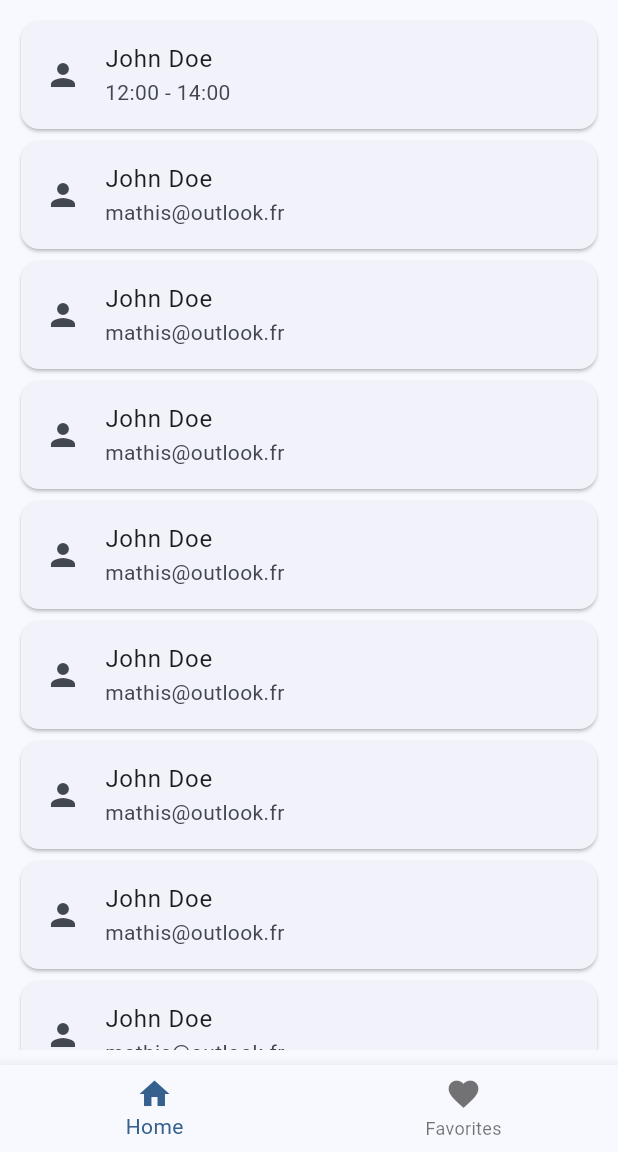
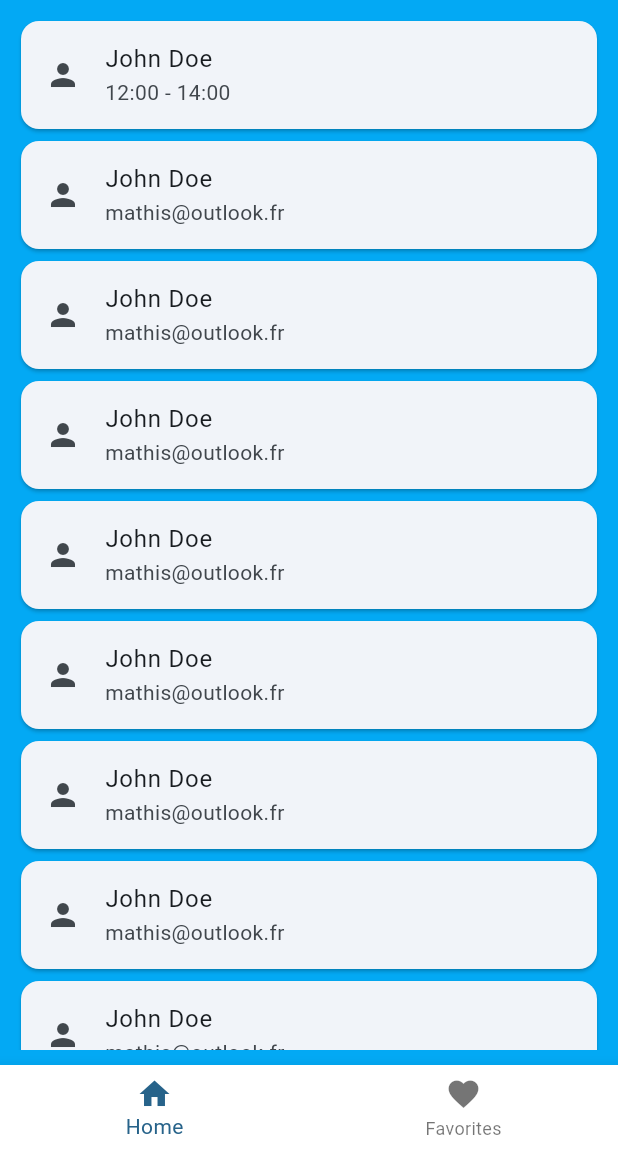
Before and after one commit to mathis47000/info-dom, a Flutter app: the screen it shows after launch, after a tap on "Connexion", on a phone screen of 412 x 824 dp, the part 84-1236 px from its top. Run offline on Flutter 3.47's test engine with Material 2 defaults, Android fonts, the phone set to English and light mode, and no system bars.

Commit message:
better themeData and remove hard coding color

```diff
--- a/lib/main.dart
+++ b/lib/main.dart
@@ -21,9 +21,20 @@ class MyApp extends StatelessWidget {
       theme: ThemeData(
         // color text button
         useMaterial3: true,
-        colorScheme: ColorScheme.fromSeed(seedColor: Colors.blue),
-        primaryColor: Colors.blue,
-        visualDensity: VisualDensity.adaptivePlatformDensity,
+        //define color for material 3 from one color
+        colorScheme: ColorScheme.fromSeed(seedColor: Colors.lightBlue).copyWith(
+          secondary: Colors.white,
+          background: Colors.lightBlue,
+        ),
+        //app bar style
+        appBarTheme: const AppBarTheme(
+          scrolledUnderElevation: 0,
+          centerTitle: true,
+        ),
+        // bottom navigation bar color
+        bottomNavigationBarTheme: const BottomNavigationBarThemeData(
+          backgroundColor: Colors.white,
+        ),
         //style text field
         inputDecorationTheme: const InputDecorationTheme(
           labelStyle: TextStyle(color: Colors.white),
@@ -33,7 +44,10 @@ class MyApp extends StatelessWidget {
           focusedBorder: UnderlineInputBorder(
             borderSide: BorderSide(color: Colors.white),
           ),
+          iconColor: Colors.white,
+          suffixIconColor: Colors.white,
         ),
+        visualDensity: VisualDensity.adaptivePlatformDensity,
       ),
       home: const LoginPage(),
     );
--- a/lib/screens/home/home_page.dart
+++ b/lib/screens/home/home_page.dart
@@ -28,7 +28,7 @@ class _MyHomePageState extends State<HomePage> {
     // The container for the current page, with its background color
     // and subtle switching animation.
     var mainArea = ColoredBox(
-      color: Theme.of(context).backgroundColor,
+      color: Theme.of(context).colorScheme.background,
       child: AnimatedSwitcher(
         duration: const Duration(milliseconds: 200),
         child: page,
@@ -38,8 +38,6 @@ class _MyHomePageState extends State<HomePage> {
     return Scaffold(
       appBar: AppBar(
         title: const Text('Info Dom'),
-        centerTitle: true,
-        scrolledUnderElevation: 0,
         actions: [
           IconButton(
             icon: const Icon(Icons.logout),
--- a/lib/screens/login_page.dart
+++ b/lib/screens/login_page.dart
@@ -48,8 +48,8 @@ class _LoginPageState extends State<LoginPage> {
                 style: const TextStyle(color: Colors.white),
                 decoration: const InputDecoration(
                   labelText: 'Mot de passe',
-                  icon: Icon(Icons.lock, color: Colors.white),
-                  suffixIcon: Icon(Icons.remove_red_eye, color: Colors.white),
+                  icon: Icon(Icons.lock),
+                  suffixIcon: Icon(Icons.remove_red_eye),
                 ),
               ),
               const SizedBox(height: 40),
```
